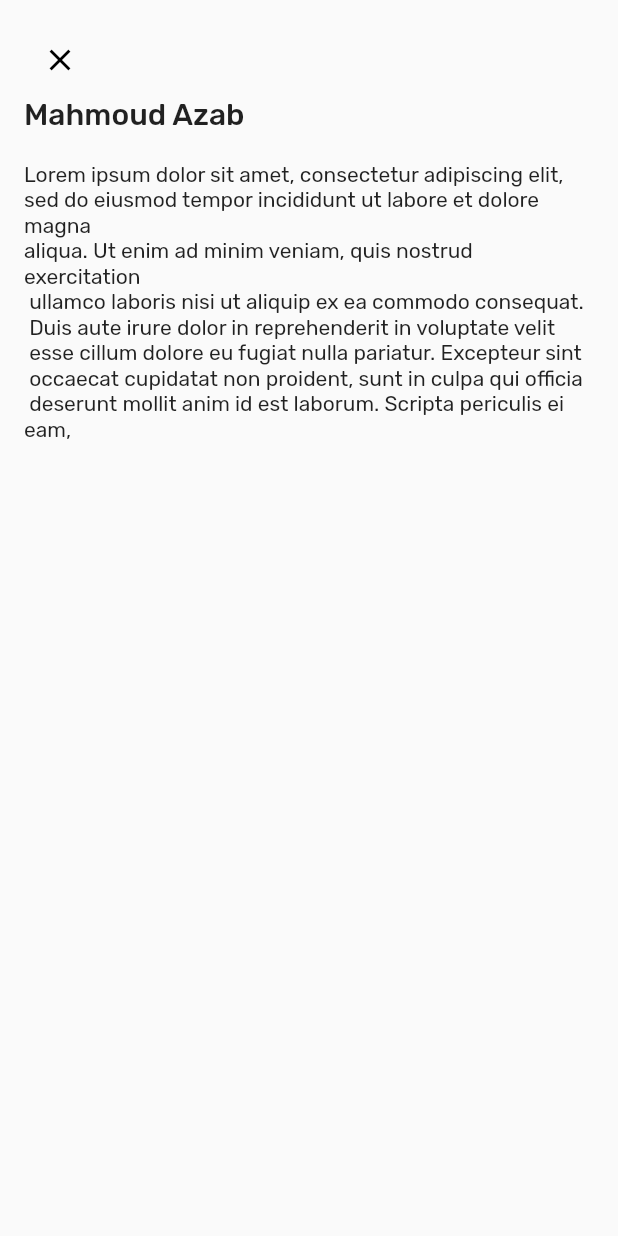
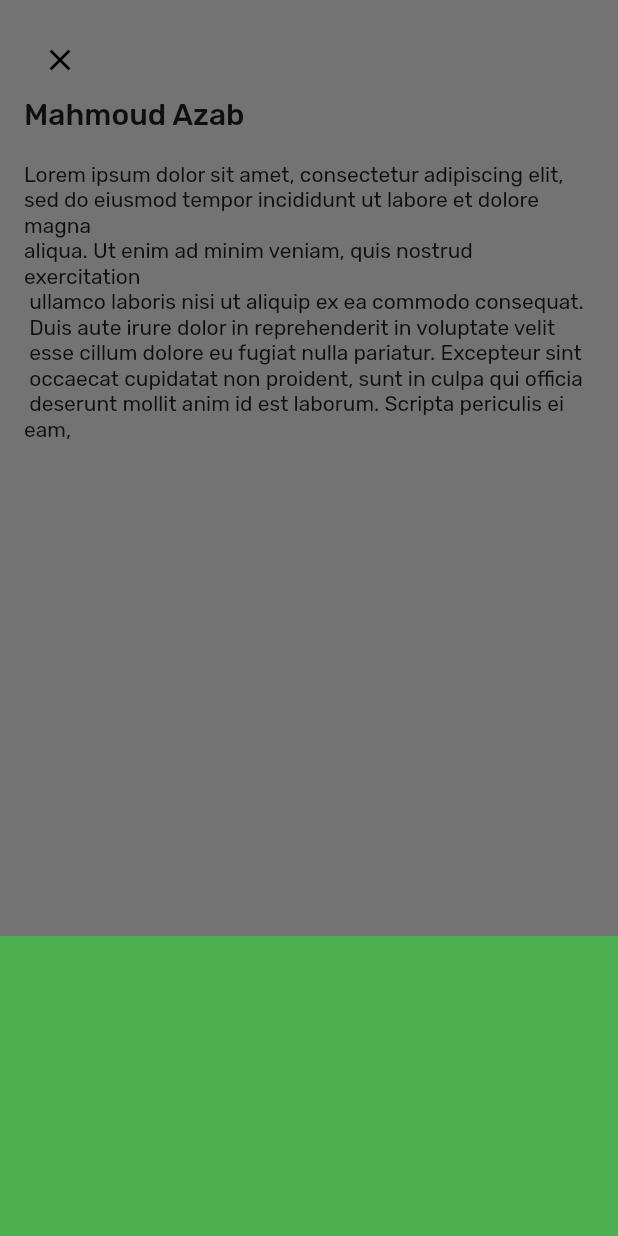
Before and after one commit to mazab99/flutter_ui_screens, a Flutter app: the AboutMePage widget shown alone on an empty page, opened directly, after a tap on an icon or button, on a phone screen of 412 x 824 dp. Run offline on Flutter 3.47's test engine with Material 2 defaults, Android fonts, the phone set to English and light mode, and no system bars; our stand-ins replace carousel_slider, flutter_riverpod, google_fonts, phosphor_flutter, rxdart, sensors_plus and 1 more; missing offline and left inert: image_sequence_animator; accounts and stored records are empty; project files that could hold a hidden picture were left out.

Commit message:
add custom_button.dart

```diff
--- a/lib/screens/info dialog/custom_dialog_example.dart
+++ b/lib/screens/info dialog/custom_dialog_example.dart
@@ -99,6 +99,19 @@ class AboutMePage extends StatelessWidget {
             const SizedBox(height: 20),
             GestureDetector(
               onTap: () {
+                showModalBottomSheet(
+                  context: context,
+                  builder: (context) {
+                    return Container(
+                      height: 200,
+                      width: 200,
+                      color: Colors.green,
+                    );
+                  },
+                ).then((value) {
+                  CustomDialogNavigator.of(context).close();
+                });
+
                 if (kDebugMode) {
                   print('Hello Mahmoud');
                 }
--- a/lib/screens/info dialog/custom_info_dialog.dart
+++ b/lib/screens/info dialog/custom_info_dialog.dart
@@ -47,7 +47,6 @@ class CustomInfoDialog extends StatelessWidget {
               valueListenable: CustomDialogNavigator.of(context).pages,
               builder: (context, List<CustomDialogPageBuilder> value, child) {
                 final page = value.last;
-
                 return AnimatedAlign(
                   duration: alignmentDuration,
                   curve: alignmentCurve,
```
